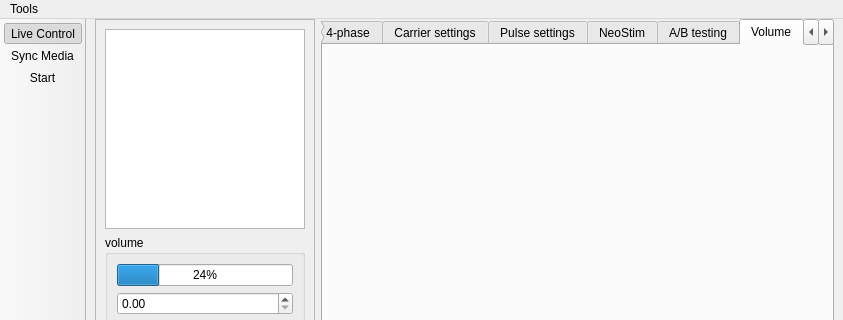
Above: designer/mainwindow.ui from diglet48/restim before the change; both pictures show x 0 to 843 and y 0 to 320 of the 843 by 663 pixel window. Below: the same form after it.
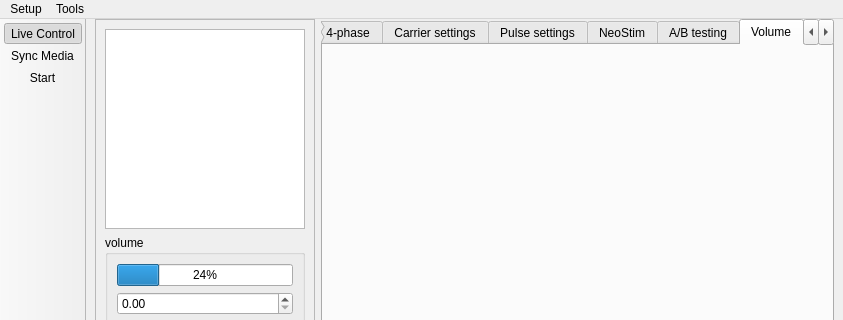
That is the form after the change. Icons and pictures are not drawn. Custom widgets are drawn as their Qt base class.

The edit to the form file:
```diff
--- a/designer/mainwindow.ui
+++ b/designer/mainwindow.ui
@@ -319,6 +319,13 @@
      <height>33</height>
     </rect>
    </property>
+   <widget class="QMenu" name="menuSetup">
+    <property name="title">
+     <string>Setup</string>
+    </property>
+    <addaction name="actionDevice_selection_wizard"/>
+    <addaction name="actionPreferences"/>
+   </widget>
    <widget class="QMenu" name="menuTools">
     <property name="title">
      <string>Tools</string>
@@ -327,6 +334,7 @@
     <addaction name="actionFunscript_conversion"/>
     <addaction name="actionPreferences"/>
    </widget>
+   <addaction name="menuSetup"/>
    <addaction name="menuTools"/>
   </widget>
   <widget class="QToolBar" name="toolBar">
```
Left out of the diff: 8 changed lines with no effect on the pictures.
